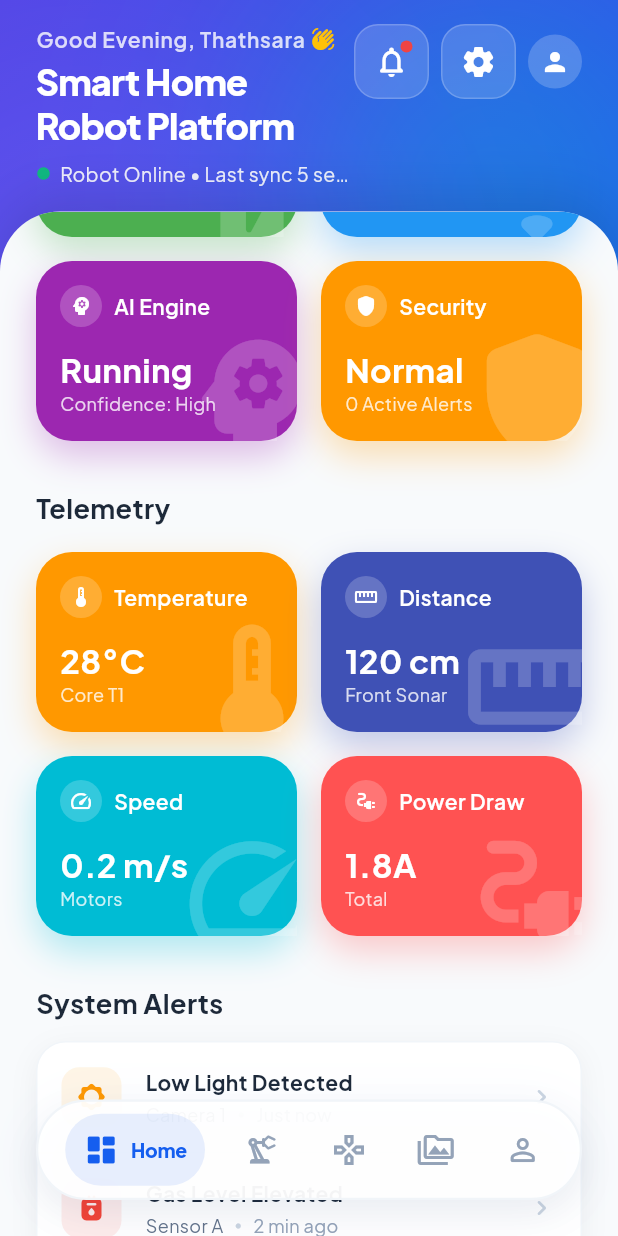
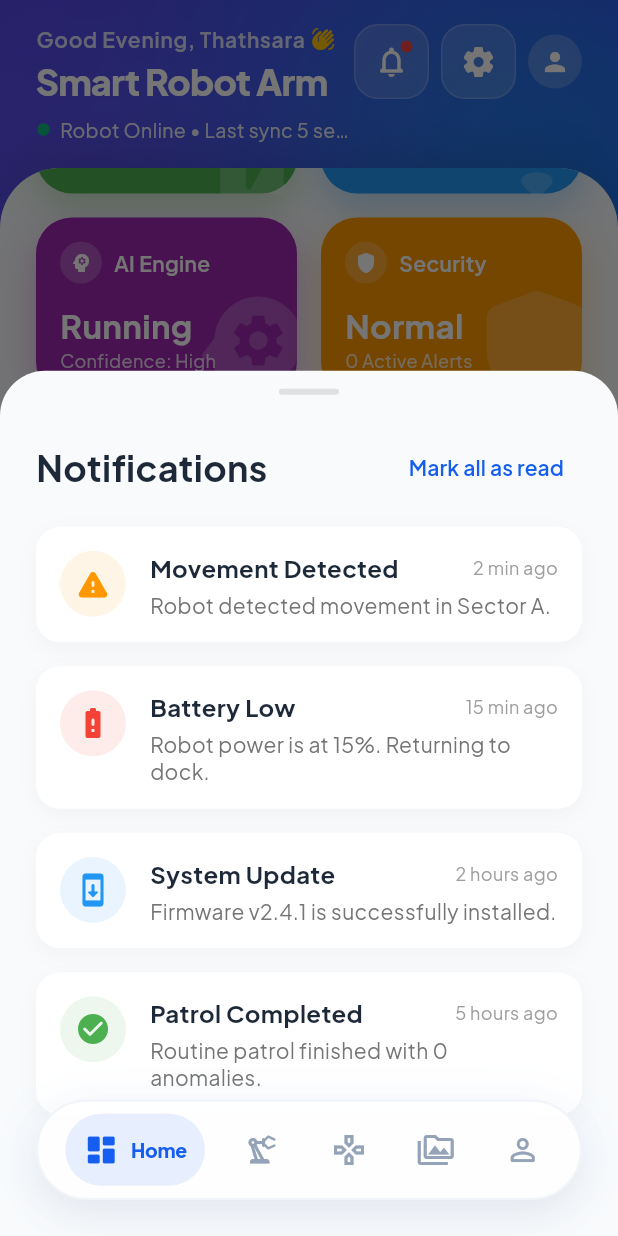
Before and after one commit to thathsarabandara/03-grabber-mobile-app, a Flutter app: the DashboardScreen screen opened by its route, scrolled down 576 dp, after a tap on the "notifications none" icon, on a phone screen of 412 x 824 dp. Run offline on Flutter 3.47's test engine with Material 3 defaults, Android fonts, the light colour scheme and no system bars; our stand-ins replace flutter_riverpod, go_router, google_fonts, lucide_icons.

Commit message:
feat: add notification bottom sheet and replace inline status cards with EssentialStatusCard component

```diff
--- a/lib/features/dashboard/screens/dashboard_screen.dart
+++ b/lib/features/dashboard/screens/dashboard_screen.dart
@@ -1,6 +1,8 @@
 import 'package:flutter/material.dart';
+import 'package:go_router/go_router.dart';
 import '../../../widgets/status_card.dart';
 import '../../../widgets/premium_widgets.dart';
+import 'package:go_router/go_router.dart';
 
 class DashboardScreen extends StatefulWidget {
   const DashboardScreen({super.key});
@@ -66,7 +68,7 @@ class _DashboardScreenState extends State<DashboardScreen> with SingleTickerProv
                             ),
                             const SizedBox(height: 4),
                             const Text(
-                              'Smart Home Robot Platform',
+                              'Smart Robot Arm',
                               style: TextStyle(color: Colors.white, fontSize: 24, fontWeight: FontWeight.w900, letterSpacing: -0.5, height: 1.2),
                             ),
                             const SizedBox(height: 8),
@@ -85,7 +87,11 @@ class _DashboardScreenState extends State<DashboardScreen> with SingleTickerProv
                       Row(
                         mainAxisSize: MainAxisSize.min,
                         children: [
-                          _buildHeaderIcon(Icons.notifications_none_rounded, hasBadge: true),
+                          _buildHeaderIcon(
+                            Icons.notifications_none_rounded,
+                            hasBadge: true,
+                            onTap: () => _showNotificationPanel(context),
+                          ),
                           const SizedBox(width: 8),
                           _buildHeaderIcon(Icons.settings_rounded),
                           const SizedBox(width: 8),
@@ -186,7 +192,7 @@ class _DashboardScreenState extends State<DashboardScreen> with SingleTickerProv
     );
   }
 
-  Widget _buildHeaderIcon(IconData icon, {bool hasBadge = false}) {
+  Widget _buildHeaderIcon(IconData icon, {bool hasBadge = false, VoidCallback? onTap}) {
     return Container(
       decoration: BoxDecoration(
         color: Colors.white.withValues(alpha: 0.15),
@@ -196,7 +202,7 @@ class _DashboardScreenState extends State<DashboardScreen> with SingleTickerProv
       child: Stack(
         alignment: Alignment.center,
         children: [
-          IconButton(icon: Icon(icon, color: Colors.white), onPressed: () {}),
+          IconButton(icon: Icon(icon, color: Colors.white), onPressed: onTap ?? () {}),
           if (hasBadge)
             Positioned(
               top: 10, right: 10,
@@ -207,6 +213,114 @@ class _DashboardScreenState extends State<DashboardScreen> with SingleTickerProv
     );
   }
 
+  void _showNotificationPanel(BuildContext context) {
+    showModalBottomSheet(
+      context: context,
+      backgroundColor: Colors.transparent,
+      isScrollControlled: true,
+      builder: (context) => Container(
+        height: MediaQuery.of(context).size.height * 0.7,
+        decoration: const BoxDecoration(
+          color: Color(0xFFF8FAFC),
+          borderRadius: BorderRadius.only(topLeft: Radius.circular(30), topRight: Radius.circular(30)),
+        ),
+        child: Column(
+          children: [
+            Container(
+              margin: const EdgeInsets.only(top: 12, bottom: 24),
+              width: 40,
+              height: 4,
+              decoration: BoxDecoration(
+                color: Colors.grey.shade300,
+                borderRadius: BorderRadius.circular(2),
+              ),
+            ),
+            Padding(
+              padding: const EdgeInsets.symmetric(horizontal: 24),
+              child: Row(
+                mainAxisAlignment: MainAxisAlignment.spaceBetween,
+                children: [
+                  const Text('Notifications', style: TextStyle(fontSize: 24, fontWeight: FontWeight.bold, color: Color(0xFF1D2939))),
+                  TextButton(
+                    onPressed: () {},
+                    child: const Text('Mark all as read', style: TextStyle(color: Color(0xFF155EEF), fontWeight: FontWeight.w600)),
+                  ),
+                ],
+              ),
+            ),
+            const SizedBox(height: 16),
+            Expanded(
+              child: ListView(
+                padding: const EdgeInsets.symmetric(horizontal: 24),
+                children: [
+                  _buildNotificationItem(context, 'Movement Detected', 'Robot detected movement in Sector A.', Icons.warning_rounded, Colors.orange, '2 min ago'),
+                  _buildNotificationItem(context, 'Battery Low', 'Robot power is at 15%. Returning to dock.', Icons.battery_alert_rounded, Colors.red, '15 min ago'),
+                  _buildNotificationItem(context, 'System Update', 'Firmware v2.4.1 is successfully installed.', Icons.system_update_rounded, Colors.blue, '2 hours ago'),
+                  _buildNotificationItem(context, 'Patrol Completed', 'Routine patrol finished with 0 anomalies.', Icons.check_circle_rounded, Colors.green, '5 hours ago'),
+                  const SizedBox(height: 40),
+                ],
+              ),
+            ),
+          ],
+        ),
+      ),
+    );
+  }
+
+  Widget _buildNotificationItem(BuildContext context, String title, String message, IconData icon, Color color, String time) {
+    return GestureDetector(
+      onTap: () {
+        context.pop(); // Close the bottom sheet first
+        context.go('/notification-details', extra: {
+          'title': title,
+          'message': message,
+          'icon': icon,
+          'color': color,
+          'time': time,
+        });
+      },
+      child: Container(
+        margin: const EdgeInsets.only(bottom: 16),
+        padding: const EdgeInsets.all(16),
+        decoration: BoxDecoration(
+          color: Colors.white,
+          borderRadius: BorderRadius.circular(16),
+          boxShadow: [BoxShadow(color: Colors.black.withValues(alpha: 0.03), blurRadius: 10, offset: const Offset(0, 4))],
+        ),
+      child: Row(
+        crossAxisAlignment: CrossAxisAlignment.start,
+        children: [
+          Container(
+            padding: const EdgeInsets.all(10),
+            decoration: BoxDecoration(
+              color: color.withValues(alpha: 0.1),
+              shape: BoxShape.circle,
+            ),
+            child: Icon(icon, color: color, size: 24),
+          ),
+          const SizedBox(width: 16),
+          Expanded(
+            child: Column(
+              crossAxisAlignment: CrossAxisAlignment.start,
+              children: [
+                Row(
+                  mainAxisAlignment: MainAxisAlignment.spaceBetween,
+                  children: [
+                    Expanded(child: Text(title, style: const TextStyle(fontWeight: FontWeight.bold, fontSize: 16, color: Color(0xFF1D2939)), overflow: TextOverflow.ellipsis)),
+                    const SizedBox(width: 8),
+                    Text(time, style: TextStyle(fontSize: 12, color: Colors.grey.shade500)),
+                  ],
+                ),
+                const SizedBox(height: 4),
+                Text(message, style: TextStyle(fontSize: 14, color: Colors.grey.shade600, height: 1.3)),
+              ],
+            ),
+          ),
+        ],
+      ),
+    ));
+  }
+
   Widget _buildRobotStatusSection() {
     return Column(
       crossAxisAlignment: CrossAxisAlignment.start,
@@ -215,17 +329,17 @@ class _DashboardScreenState extends State<DashboardScreen> with SingleTickerProv
         const SizedBox(height: 16),
         Row(
           children: [
-            Expanded(child: _buildEssentialCard('Status', Icons.check_circle_rounded, 'Online', 'Connected', Colors.green)),
+            Expanded(child: EssentialStatusCard(title: 'Status', icon: Icons.check_circle_rounded, value: 'Online', subtitle: 'Connected', color: Colors.green)),
             const SizedBox(width: 16),
-            Expanded(child: _buildEssentialCard('Power', Icons.battery_charging_full_rounded, '82%', 'Discharging', Colors.teal)),
+            Expanded(child: EssentialStatusCard(title: 'Power', icon: Icons.battery_charging_full_rounded, value: '82%', subtitle: 'Discharging', color: Colors.teal)),
           ],
         ),
         const SizedBox(height: 16),
         Row(
           children: [
-            Expanded(child: _buildEssentialCard('Signal', Icons.signal_cellular_alt_rounded, 'Strong', 'Low Latency', Colors.blue)),
+            Expanded(child: EssentialStatusCard(title: 'Signal', icon: Icons.signal_cellular_alt_rounded, value: 'Strong', subtitle: 'Low Latency', color: Colors.blue)),
             const SizedBox(width: 16),
-            Expanded(child: _buildEssentialCard('Mode', Icons.explore_rounded, 'Patrol', 'Active', Colors.purple)),
+            Expanded(child: EssentialStatusCard(title: 'Mode', icon: Icons.explore_rounded, value: 'Patrol', subtitle: 'Active', color: Colors.purple)),
           ],
         ),
         const SizedBox(height: 16),
@@ -257,69 +371,24 @@ class _DashboardScreenState extends State<DashboardScreen> with SingleTickerProv
         const SizedBox(height: 12),
         Row(
           children: [
-            Expanded(child: _buildEssentialCard('Battery', Icons.battery_charging_full_rounded, '82%', 'Charging: No', Colors.green)),
+            Expanded(child: EssentialStatusCard(title: 'Battery', icon: Icons.battery_charging_full_rounded, value: '82%', subtitle: 'Charging: No', color: Colors.green)),
             const SizedBox(width: 16),
-            Expanded(child: _buildEssentialCard('Connection', Icons.wifi_rounded, 'Online', 'Latency: 32ms', Colors.blue)),
+            Expanded(child: EssentialStatusCard(title: 'Connection', icon: Icons.wifi_rounded, value: 'Online', subtitle: 'Latency: 32ms', color: Colors.blue)),
           ],
         ),
         const SizedBox(height: 16),
         Row(
           children: [
-            Expanded(child: _buildEssentialCard('AI Engine', Icons.psychology_rounded, 'Running', 'Confidence: High', Colors.purple)),
+            Expanded(child: EssentialStatusCard(title: 'AI Engine', icon: Icons.psychology_rounded, value: 'Running', subtitle: 'Confidence: High', color: Colors.purple)),
             const SizedBox(width: 16),
-            Expanded(child: _buildEssentialCard('Security', Icons.shield_rounded, 'Normal', '0 Active Alerts', Colors.orange)),
+            Expanded(child: EssentialStatusCard(title: 'Security', icon: Icons.shield_rounded, value: 'Normal', subtitle: '0 Active Alerts', color: Colors.orange)),
           ],
         ),
       ],
     );
   }
 
-  Widget _buildEssentialCard(String title, IconData icon, String value, String subtitle, Color color) {
-    return BouncingCard(
-      onTap: () {},
-      child: Container(
-        height: 120,
-        decoration: BoxDecoration(
-          color: color,
-          borderRadius: BorderRadius.circular(24),
-          boxShadow: [BoxShadow(color: color.withValues(alpha: 0.3), blurRadius: 20, offset: const Offset(0, 10))],
-        ),
-        child: Stack(
-          children: [
-            Positioned(
-              right: -20,
-              bottom: -20,
-              child: Icon(icon, size: 100, color: Colors.white.withValues(alpha: 0.2)),
-            ),
-            Padding(
-              padding: const EdgeInsets.all(16),
-              child: Column(
-                crossAxisAlignment: CrossAxisAlignment.start,
-                children: [
-                  Row(
-                    children: [
-                      Container(
-                        padding: const EdgeInsets.all(6),
-                        decoration: BoxDecoration(color: Colors.white.withValues(alpha: 0.2), shape: BoxShape.circle),
-                        child: Icon(icon, size: 16, color: Colors.white),
-                      ),
-                      const SizedBox(width: 8),
-                      Expanded(
-                        child: Text(title, style: const TextStyle(fontSize: 14, fontWeight: FontWeight.w600, color: Colors.white), overflow: TextOverflow.ellipsis),
-                      ),
-                    ],
-                  ),
-                  const Spacer(),
-                  Text(value, style: const TextStyle(fontSize: 22, fontWeight: FontWeight.bold, color: Colors.white)),
-                  Text(subtitle, style: TextStyle(fontSize: 12, color: Colors.white.withValues(alpha: 0.8))),
-                ],
-              ),
-            ),
-          ],
-        ),
-      ),
-    );
-  }
+
 
   Widget _buildActiveAlertCard() {
     return Column(
@@ -393,17 +462,17 @@ class _DashboardScreenState extends State<DashboardScreen> with SingleTickerProv
         const SizedBox(height: 16),
         Row(
           children: [
-            Expanded(child: _buildEssentialCard('Temperature', Icons.thermostat, '28°C', 'Core T1', Colors.orange)),
+            Expanded(child: EssentialStatusCard(title: 'Temperature', icon: Icons.thermostat, value: '28°C', subtitle: 'Core T1', color: Colors.orange)),
             const SizedBox(width: 16),
-            Expanded(child: _buildEssentialCard('Distance', Icons.straighten, '120 cm', 'Front Sonar', Colors.indigo)),
+            Expanded(child: EssentialStatusCard(title: 'Distance', icon: Icons.straighten, value: '120 cm', subtitle: 'Front Sonar', color: Colors.indigo)),
           ],
         ),
         const SizedBox(height: 16),
         Row(
           children: [
-            Expanded(child: _buildEssentialCard('Speed', Icons.speed, '0.2 m/s', 'Motors', Colors.cyan)),
+            Expanded(child: EssentialStatusCard(title: 'Speed', icon: Icons.speed, value: '0.2 m/s', subtitle: 'Motors', color: Colors.cyan)),
             const SizedBox(width: 16),
-            Expanded(child: _buildEssentialCard('Power Draw', Icons.electrical_services, '1.8A', 'Total', Colors.redAccent)),
+            Expanded(child: EssentialStatusCard(title: 'Power Draw', icon: Icons.electrical_services, value: '1.8A', subtitle: 'Total', color: Colors.redAccent)),
           ],
         ),
       ],
```
